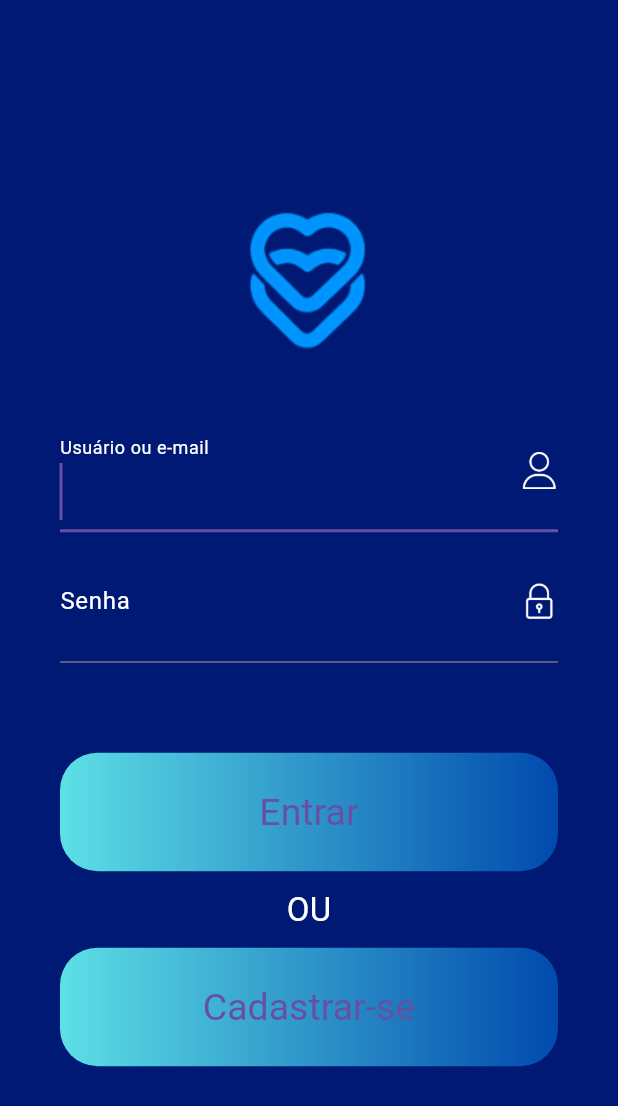
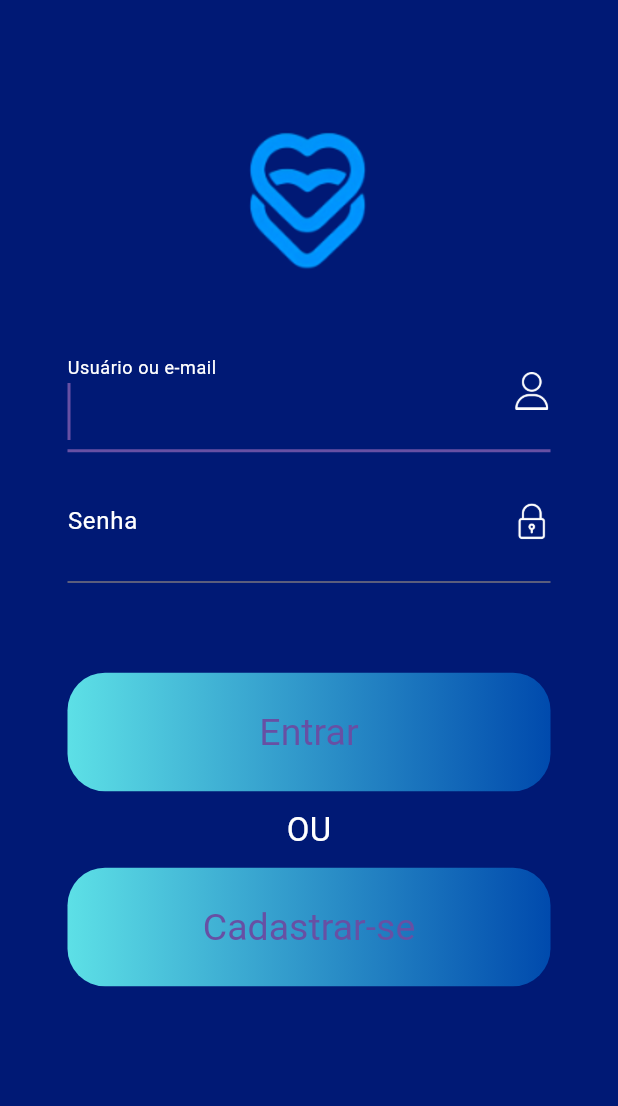
Before and after one commit to thayzfeh/HealthTrack, a Flutter app: the screen it shows after launch, on a phone screen of 412 x 824 dp. Shown: the top 1106 px of the screen. Run offline on Flutter 3.47's test engine with Material 3 defaults, Android fonts, the phone set to English and light mode, and no system bars; our stand-ins replace easy_splash_screen, flutter_map, flutter_spinkit, latlong2, shared_preferences; missing offline and left inert: flutter_map_cancellable_tile_provider.

Commit message:
Correção de bugs e melhorias aobaaa

```diff
--- a/login_tcc/lib/pages/login_page.dart
+++ b/login_tcc/lib/pages/login_page.dart
@@ -40,8 +40,11 @@ class _LoginPageState extends State<LoginPage> {
         ),
         body: Center(
           child: Container(
+              height: double.infinity,
+              width: double.infinity,
               decoration: const BoxDecoration(color: Color(0xff001975)),
-        padding: const EdgeInsets.all(40),
+              padding: const EdgeInsets.fromLTRB(45, 60, 45, 20),
+              child: SingleChildScrollView(
                 child: Column(
                   mainAxisAlignment: MainAxisAlignment.center,
                   children: [
@@ -79,7 +82,8 @@ class _LoginPageState extends State<LoginPage> {
                         autofocus: true,
                         keyboardType: TextInputType.text,
                         obscureText: true,
-                style: const TextStyle(color: Colors.white, fontSize: 25),
+                        style:
+                            const TextStyle(color: Colors.white, fontSize: 25),
                         decoration: const InputDecoration(
                           contentPadding: EdgeInsets.fromLTRB(0, 20, 0, 8),
                           labelText: 'Senha',
@@ -110,8 +114,8 @@ class _LoginPageState extends State<LoginPage> {
                             style: ElevatedButton.styleFrom(
                               backgroundColor: Colors.transparent,
                               shadowColor: Colors.transparent,
-                      textStyle:
-                          const TextStyle(color: Colors.white, fontSize: 25),
+                              textStyle: const TextStyle(
+                                  color: Colors.white, fontSize: 25),
                               padding: const EdgeInsets.all(25),
                             ),
                             child: const Text('Entrar'))),
@@ -138,15 +142,15 @@ class _LoginPageState extends State<LoginPage> {
                             style: ElevatedButton.styleFrom(
                               backgroundColor: Colors.transparent,
                               shadowColor: Colors.transparent,
-                      textStyle:
-                          const TextStyle(color: Colors.white, fontSize: 25),
+                              textStyle: const TextStyle(
+                                  color: Colors.white, fontSize: 25),
                               padding: const EdgeInsets.all(25),
                             ),
                             child: const Text('Cadastrar-se'))),
                   ],
                 ),
               )),
-    );
+        ));
   }
 
   void _onPressedButton() {
```
Also changed, not shown: login_tcc/lib/pages/maps_page.dart (+31 -19 lines). Lines whose indentation alone changed are shown as unchanged.
